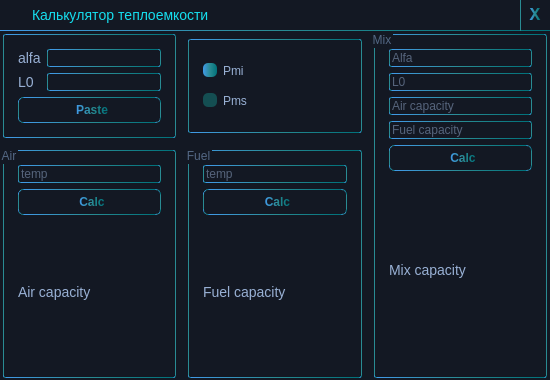
Ismaxis/212QtMay, file 2modules/tempcalc.ui: the form before one commit.
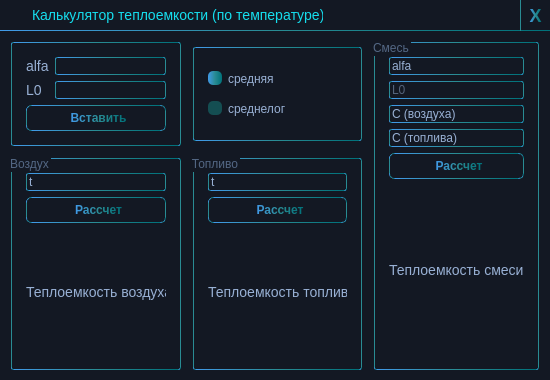
The form after the commit.

The edit to the form file:
```diff
--- a/2modules/tempcalc.ui
+++ b/2modules/tempcalc.ui
@@ -79,6 +79,21 @@
     </rect>
    </property>
    <layout class="QGridLayout" name="gridLayout_3">
+    <property name="leftMargin">
+     <number>8</number>
+    </property>
+    <property name="topMargin">
+     <number>8</number>
+    </property>
+    <property name="rightMargin">
+     <number>8</number>
+    </property>
+    <property name="bottomMargin">
+     <number>8</number>
+    </property>
+    <property name="spacing">
+     <number>6</number>
+    </property>
     <item row="0" column="1">
      <widget class="QGroupBox" name="groupBox_mode">
       <property name="sizePolicy">
@@ -100,7 +115,7 @@
        <item>
         <widget class="QRadioButton" name="radioButton_pmi">
          <property name="text">
-          <string>Pmi</string>
+          <string>средняя</string>
          </property>
          <property name="checked">
           <bool>true</bool>
@@ -110,7 +125,7 @@
        <item>
         <widget class="QRadioButton" name="radioButton_pms">
          <property name="text">
-          <string>Pms</string>
+          <string>среднелог</string>
          </property>
         </widget>
        </item>
@@ -120,7 +135,7 @@
     <item row="0" column="2" rowspan="2">
      <widget class="QGroupBox" name="groupBox_mix">
       <property name="title">
-       <string>Mix</string>
+       <string>Смесь</string>
       </property>
       <layout class="QVBoxLayout" name="verticalLayout_3">
        <item>
@@ -129,7 +144,7 @@
           <bool>false</bool>
          </property>
          <property name="text">
-          <string/>
+          <string>alfa</string>
          </property>
          <property name="readOnly">
           <bool>false</bool>
@@ -155,7 +170,7 @@
           <bool>false</bool>
          </property>
          <property name="text">
-          <string/>
+          <string>С (воздуха)</string>
          </property>
          <property name="placeholderText">
           <string>Air capacity</string>
@@ -167,6 +182,9 @@
          <property name="enabled">
           <bool>false</bool>
          </property>
+         <property name="text">
+          <string>C (топлива)</string>
+         </property>
          <property name="readOnly">
           <bool>true</bool>
          </property>
@@ -178,14 +196,14 @@
        <item>
         <widget class="QPushButton" name="pb_calcMix">
          <property name="text">
-          <string>Calc</string>
+          <string>Рассчет</string>
          </property>
         </widget>
        </item>
        <item>
         <widget class="QLabel" name="output_mix">
          <property name="text">
-          <string>Mix capacity</string>
+          <string>Теплоемкость смеси</string>
          </property>
         </widget>
        </item>
@@ -256,7 +274,7 @@
        <item row="4" column="0" colspan="2">
         <widget class="QPushButton" name="pastePushButton">
          <property name="text">
-          <string>Paste</string>
+          <string>Вставить</string>
          </property>
         </widget>
        </item>
@@ -266,11 +284,14 @@
     <item row="1" column="1">
      <widget class="QGroupBox" name="groupBox_fuel">
       <property name="title">
-       <string>Fuel</string>
+       <string>Топливо</string>
       </property>
       <layout class="QVBoxLayout" name="verticalLayout_2">
        <item>
         <widget class="QLineEdit" name="le_fuel">
+         <property name="text">
+          <string>t</string>
+         </property>
          <property name="placeholderText">
           <string>temp</string>
          </property>
@@ -279,14 +300,14 @@
        <item>
         <widget class="QPushButton" name="pb_calcFuel">
          <property name="text">
-          <string>Calc</string>
+          <string>Рассчет</string>
          </property>
         </widget>
        </item>
        <item>
         <widget class="QLabel" name="output_fuel">
          <property name="text">
-          <string>Fuel capacity</string>
+          <string>Теплоемкость топлива</string>
          </property>
         </widget>
        </item>
@@ -296,11 +317,14 @@
     <item row="1" column="0">
      <widget class="QGroupBox" name="groupBox_air">
       <property name="title">
-       <string>Air</string>
+       <string>Воздух</string>
       </property>
       <layout class="QVBoxLayout" name="verticalLayout">
        <item>
         <widget class="QLineEdit" name="le_air">
+         <property name="text">
+          <string>t</string>
+         </property>
          <property name="placeholderText">
           <string>temp</string>
          </property>
@@ -309,14 +333,14 @@
        <item>
         <widget class="QPushButton" name="pb_calcAir">
          <property name="text">
-          <string>Calc</string>
+          <string>Рассчет</string>
          </property>
         </widget>
        </item>
        <item>
         <widget class="QLabel" name="output_air">
          <property name="text">
-          <string>Air capacity</string>
+          <string>Теплоемкость воздуха</string>
          </property>
         </widget>
        </item>
@@ -385,7 +409,6 @@
     </property>
     <property name="font">
      <font>
-      <family>Consolas</family>
       <pointsize>-1</pointsize>
       <italic>false</italic>
       <bold>true</bold>
@@ -394,6 +417,7 @@
     <property name="styleSheet">
      <string notr="true">border-bottom-width: 0px;
 border-top-width: 0px;
+border-right-width: 0px;
 
 font-weight: 900;
 font-size: 18px;
@@ -408,10 +432,16 @@
      <rect>
       <x>32</x>
       <y>5</y>
-      <width>191</width>
+      <width>291</width>
       <height>20</height>
      </rect>
     </property>
+    <property name="sizePolicy">
+     <sizepolicy hsizetype="Preferred" vsizetype="Fixed">
+      <horstretch>0</horstretch>
+      <verstretch>0</verstretch>
+     </sizepolicy>
+    </property>
     <property name="font">
      <font>
       <pointsize>-1</pointsize>
@@ -422,7 +452,7 @@
      <string notr="true">border-bottom-width: 0px;</string>
     </property>
     <property name="text">
-     <string>Калькулятор теплоемкости</string>
+     <string>Калькулятор теплоемкости (по температуре)</string>
     </property>
    </widget>
    <widget class="QLabel" name="icon">
```
